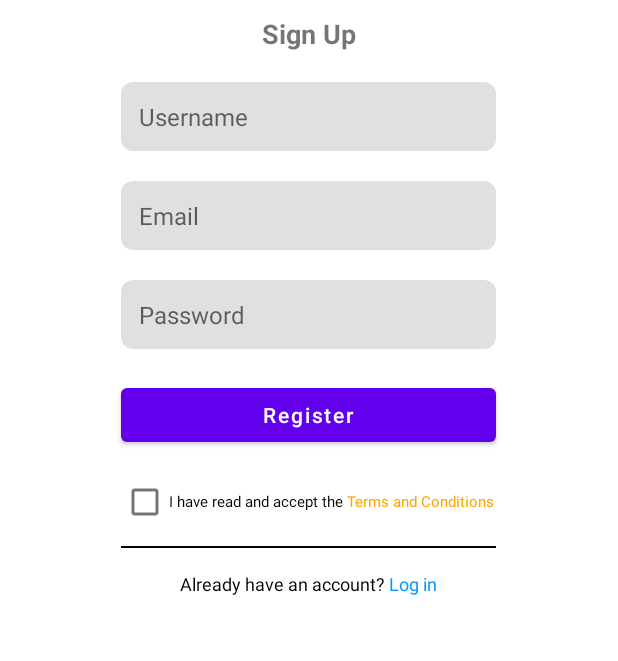
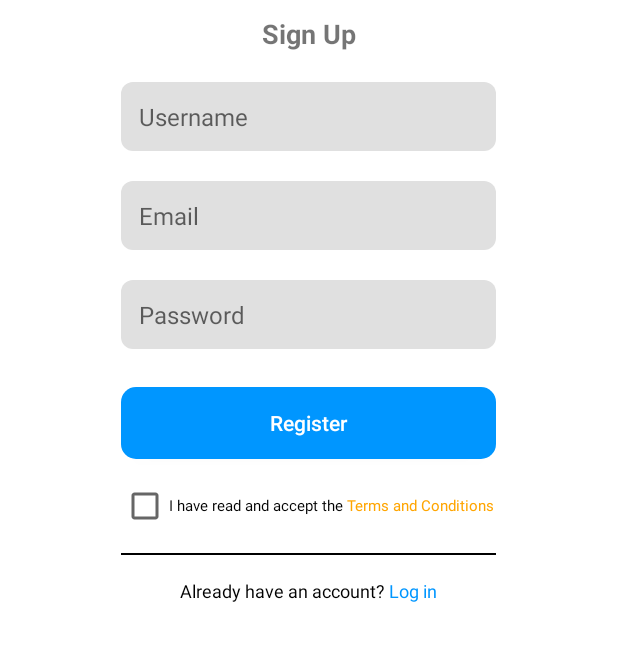
Before and after one commit to jonyurisoon/PhilantroLink, an Android app: the SignupActivity screen opened directly, with no data from a screen before it, on a phone screen of 412 x 824 dp, the part 379-1040 px from its top. Run offline under Robolectric (Android 15) with nearby library versions, the phone set to English and light mode, and no system bars.

Commit message:
on going dashboard ui

```diff
--- a/app/src/main/res/drawable/button_background.xml
+++ b/app/src/main/res/drawable/button_background.xml
@@ -2,5 +2,5 @@
 <shape xmlns:android="http://schemas.android.com/apk/res/android"
     android:shape="rectangle">
     <solid android:color="@android:color/transparent" /> <!-- Set solid color to transparent -->
-    <corners android:radius="20dp" />
+    <corners android:radius="10dp" />
 </shape>
--- a/app/src/main/res/drawable/button_background2.xml
+++ b/app/src/main/res/drawable/button_background2.xml
@@ -1,6 +1,6 @@
 <!-- button_background2.xml -->
 <shape xmlns:android="http://schemas.android.com/apk/res/android"
     android:shape="rectangle">
-    <solid android:color="@android:color/transparent" />
-    <corners android:radius="20dp" />
+    <solid android:color="@color/blue" />
+    <corners android:radius="10dp" />
 </shape>
--- a/app/src/main/res/layout/activity_signup.xml
+++ b/app/src/main/res/layout/activity_signup.xml
@@ -4,6 +4,7 @@
     android:layout_width="match_parent"
     android:layout_height="match_parent"
     android:orientation="vertical"
+    android:background="@color/white"
     tools:context=".SignupActivity">
 
     <ImageView
@@ -79,23 +80,25 @@
         android:layout_width="250dp"
         android:layout_height="wrap_content"
         android:layout_gravity="center_horizontal"
-        android:layout_marginTop="20dp"
+        android:layout_marginTop="25dp"
         android:text="Register"
         android:textAllCaps="false"
-        android:textColor="@android:color/white" />
+        android:background="@drawable/button_background2"
+        android:textColor="@android:color/white"
+         />
 
     <CheckBox
         android:id="@+id/checkBox"
         android:layout_width="250dp"
         android:layout_height="wrap_content"
-        android:layout_marginTop="10dp"
+        android:layout_marginTop="15dp"
         android:layout_gravity="center_horizontal"
         android:textSize="10sp"
         android:text="@string/terms_and_conditions" />
 
     <View
         android:layout_width="250dp"
-        android:layout_marginTop="5dp"
+        android:layout_marginTop="15dp"
         android:layout_gravity="center_horizontal"
         android:layout_height="1dp"
         android:background="@android:color/black" />
--- a/app/src/main/res/values/strings.xml
+++ b/app/src/main/res/values/strings.xml
@@ -5,7 +5,7 @@
     <string name="everything_nyou_need_nis_here">Everything\nyou need\nis here...</string>
     <string name="logo">logo</string>
     <string name="don_t_have_an_account">Don\'t Have an Account? <font color="#0096FF">Click Here!</font></string>
-    <string name="forgot_password">Forgot Password?</string>
+    <string name="forgot_password"><font color="#0096FF">Forgot Password?</font></string>
     <string name="login">Login</string>
     <string name="terms_and_conditions">I have read and accept the <font color="#FFA500">Terms and Conditions</font></string>
     <string name="already_have_an_account_log_in">Already have an account? <font color="#0096FF">Log in</font></string>
--- a/app/src/main/res/values/themes.xml
+++ b/app/src/main/res/values/themes.xml
@@ -1,6 +1,6 @@
 <resources xmlns:tools="http://schemas.android.com/tools">
     <!-- Base application theme. -->
-    <style name="Theme.PhilantroLink" parent="Theme.MaterialComponents.DayNight.NoActionBar">
+    <style name="Theme.PhilantroLink" parent="Theme.AppCompat.Light.NoActionBar">
         <!-- Primary brand color. -->
         <item name="colorPrimary">@color/purple_500</item>
         <item name="colorPrimaryVariant">@color/purple_700</item>
```
Also changed, not shown: app/src/main/res/layout/activity_login.xml (+4 -3 lines).
